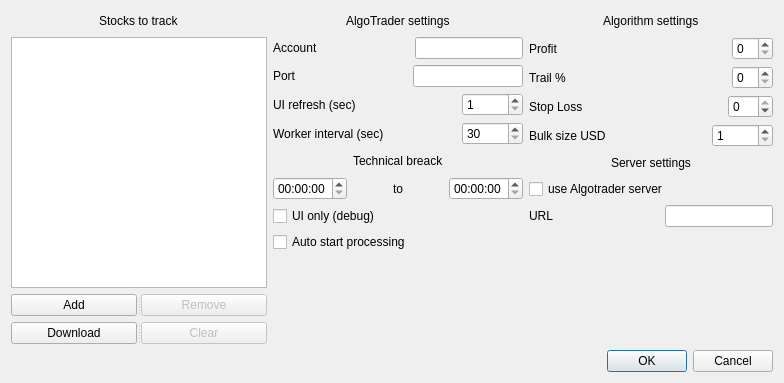
colaisr/algotrader, file UI/SettingsWindow.ui: the form before one commit.
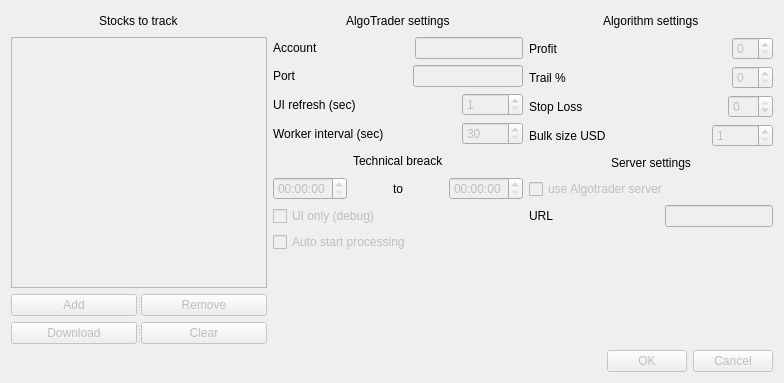
The form after the commit.

```diff
--- a/UI/SettingsWindow.ui
+++ b/UI/SettingsWindow.ui
@@ -59,6 +59,9 @@
          </item>
          <item>
           <widget class="QListWidget" name="lstCandidates">
+           <property name="enabled">
+            <bool>false</bool>
+           </property>
            <property name="selectionMode">
             <enum>QAbstractItemView::SingleSelection</enum>
            </property>
@@ -70,6 +73,9 @@
             <enum>Qt::Horizontal</enum>
            </property>
            <widget class="QPushButton" name="btnAddC">
+            <property name="enabled">
+             <bool>false</bool>
+            </property>
             <property name="text">
              <string>Add</string>
             </property>
@@ -90,6 +96,9 @@
             <enum>Qt::Horizontal</enum>
            </property>
            <widget class="QPushButton" name="btnGet">
+            <property name="enabled">
+             <bool>false</bool>
+            </property>
             <property name="text">
              <string>Download</string>
             </property>
@@ -170,7 +179,11 @@
               </spacer>
              </item>
              <item>
-              <widget class="QLineEdit" name="txtAccount"/>
+              <widget class="QLineEdit" name="txtAccount">
+               <property name="enabled">
+                <bool>false</bool>
+               </property>
+              </widget>
              </item>
             </layout>
            </item>
@@ -197,7 +210,11 @@
               </spacer>
              </item>
              <item>
-              <widget class="QLineEdit" name="txtPort"/>
+              <widget class="QLineEdit" name="txtPort">
+               <property name="enabled">
+                <bool>false</bool>
+               </property>
+              </widget>
              </item>
             </layout>
            </item>
@@ -225,6 +242,9 @@
              </item>
              <item>
               <widget class="QSpinBox" name="spIntervalUi">
+               <property name="enabled">
+                <bool>false</bool>
+               </property>
                <property name="minimum">
                 <number>1</number>
                </property>
@@ -259,6 +279,9 @@
              </item>
              <item>
               <widget class="QSpinBox" name="spIntervalWorker">
+               <property name="enabled">
+                <bool>false</bool>
+               </property>
                <property name="minimum">
                 <number>30</number>
                </property>
@@ -313,7 +336,11 @@
            <item>
             <layout class="QHBoxLayout" name="horizontalLayout_11">
              <item>
-              <widget class="QTimeEdit" name="tmTechFrom"/>
+              <widget class="QTimeEdit" name="tmTechFrom">
+               <property name="enabled">
+                <bool>false</bool>
+               </property>
+              </widget>
              </item>
              <item>
               <spacer name="horizontalSpacer_14">
@@ -349,7 +376,11 @@
               </spacer>
              </item>
              <item>
-              <widget class="QTimeEdit" name="tmTechTo"/>
+              <widget class="QTimeEdit" name="tmTechTo">
+               <property name="enabled">
+                <bool>false</bool>
+               </property>
+              </widget>
              </item>
             </layout>
            </item>
@@ -357,6 +388,9 @@
          </item>
          <item>
           <widget class="QCheckBox" name="chbxUiDebug">
+           <property name="enabled">
+            <bool>false</bool>
+           </property>
            <property name="toolTip">
             <string>UI only no any data loaded for Development</string>
            </property>
@@ -367,6 +401,9 @@
          </item>
          <item>
           <widget class="QCheckBox" name="chbxAutostart">
+           <property name="enabled">
+            <bool>false</bool>
+           </property>
            <property name="toolTip">
             <string>Automatically start positions processing when all data loaded</string>
            </property>
@@ -452,7 +489,11 @@
             </spacer>
            </item>
            <item>
-            <widget class="QSpinBox" name="spProfit"/>
+            <widget class="QSpinBox" name="spProfit">
+             <property name="enabled">
+              <bool>false</bool>
+             </property>
+            </widget>
            </item>
           </layout>
          </item>
@@ -479,7 +520,11 @@
             </spacer>
            </item>
            <item>
-            <widget class="QSpinBox" name="spTrail"/>
+            <widget class="QSpinBox" name="spTrail">
+             <property name="enabled">
+              <bool>false</bool>
+             </property>
+            </widget>
            </item>
           </layout>
          </item>
@@ -507,6 +552,9 @@
            </item>
            <item>
             <widget class="QSpinBox" name="spLoss">
+             <property name="enabled">
+              <bool>false</bool>
+             </property>
              <property name="minimum">
               <number>-99</number>
              </property>
@@ -541,6 +589,9 @@
            </item>
            <item>
             <widget class="QSpinBox" name="spBulck">
+             <property name="enabled">
+              <bool>false</bool>
+             </property>
              <property name="minimum">
               <number>1</number>
              </property>
@@ -590,6 +641,9 @@
          </item>
          <item>
           <widget class="QCheckBox" name="chbxUseServer">
+           <property name="enabled">
+            <bool>false</bool>
+           </property>
            <property name="text">
             <string>use Algotrader server</string>
            </property>
@@ -618,7 +672,11 @@
             </spacer>
            </item>
            <item>
-            <widget class="QLineEdit" name="txtServerUrl"/>
+            <widget class="QLineEdit" name="txtServerUrl">
+             <property name="enabled">
+              <bool>false</bool>
+             </property>
+            </widget>
            </item>
           </layout>
          </item>
@@ -641,6 +699,9 @@
      </item>
      <item>
       <widget class="QDialogButtonBox" name="buttonBox">
+       <property name="enabled">
+        <bool>false</bool>
+       </property>
        <property name="orientation">
         <enum>Qt::Horizontal</enum>
        </property>
```
